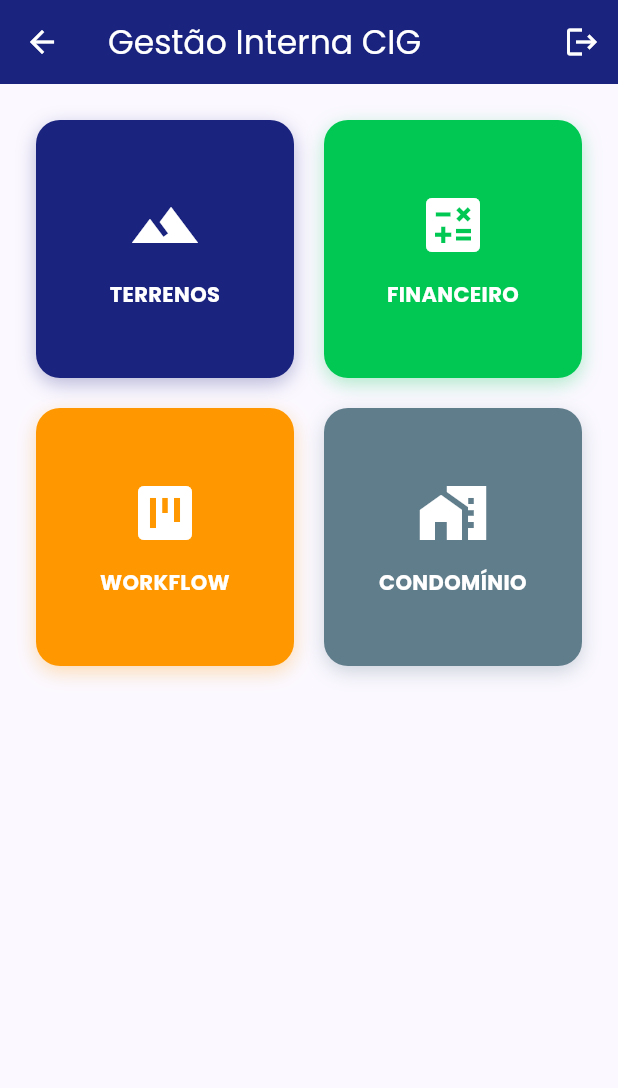
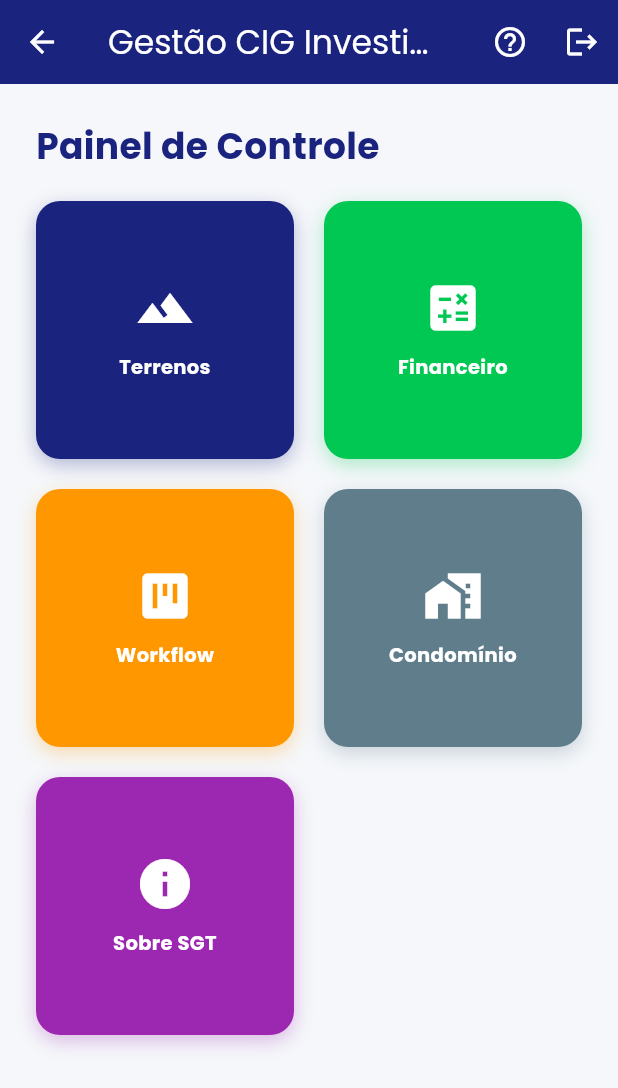
Before and after one commit to b2ycompany/sgt-project, a Flutter app: the HomeScreen screen opened directly, on a phone screen of 412 x 824 dp. Shown: the top 1088 px of the screen. Run offline on Flutter 3.47's test engine with Material 3 defaults, Android fonts, the phone set to English and light mode, and no system bars; our stand-ins replace cloud_firestore, file_picker, firebase_auth, firebase_core, firebase_storage, google_fonts; missing offline and left inert: drag_and_drop_lists; accounts and stored records are empty.

Commit message:
Deploy Final: Integração de Splash, Login, Workflow, Financeiro e Condomínio

```diff
--- a/lib/main.dart
+++ b/lib/main.dart
@@ -4,9 +4,11 @@ import 'package:google_fonts/google_fonts.dart';
 import 'package:firebase_auth/firebase_auth.dart';
 import 'package:cloud_firestore/cloud_firestore.dart';
 
+// Importações de todos os módulos SGT
 import 'package:sgt_projeto/screens/splash_screen.dart';
 import 'package:sgt_projeto/screens/login_screen.dart';
 import 'package:sgt_projeto/screens/dashboard_cliente.dart';
+import 'package:sgt_projeto/screens/sobre_plataforma_screen.dart'; // Nova Tela
 import 'package:sgt_projeto/screens/back_office/gestao_terrenos_screen.dart';
 import 'package:sgt_projeto/screens/back_office/gestao_financeira_screen.dart';
 import 'package:sgt_projeto/screens/back_office/workflow_kanban_screen.dart';
@@ -14,15 +16,6 @@ import 'package:sgt_projeto/screens/back_office/gestao_condominio_screen.dart';
 
 void main() async {
   WidgetsFlutterBinding.ensureInitialized();
-
-  // Mapeamento das variáveis de ambiente da Vercel (Tecnologia de Ponta)
-  const String apiKey = String.fromEnvironment('API_KEY');
-
-  // Diagnóstico de segurança para o console (F12)
-  print("--- LOG DE DIAGNÓSTICO SGT ---");
-  if (apiKey.isEmpty) {
-    print("ERRO: As chaves do Firebase não foram detetadas!");
-  }
 
   try {
     await Firebase.initializeApp(
@@ -53,7 +46,11 @@ class SGTApp extends StatelessWidget {
       debugShowCheckedModeBanner: false,
       theme: ThemeData(
         useMaterial3: true,
-        colorScheme: ColorScheme.fromSeed(seedColor: const Color(0xFF1A237E)),
+        colorScheme: ColorScheme.fromSeed(
+          seedColor: const Color(0xFF1A237E),
+          primary: const Color(0xFF1A237E),
+          secondary: const Color(0xFF00C853),
+        ),
         textTheme: GoogleFonts.poppinsTextTheme(),
       ),
       home: const SplashScreen(),
@@ -108,32 +105,61 @@ class HomeScreen extends StatelessWidget {
   @override
   Widget build(BuildContext context) {
     return Scaffold(
+      backgroundColor: const Color(0xFFF5F7FA),
       appBar: AppBar(
-        title: const Text("Gestão Interna CIG"),
+        title: const Text("Gestão CIG Investimento"),
         backgroundColor: const Color(0xFF1A237E),
         foregroundColor: Colors.white,
         actions: [
+          IconButton(
+            icon: const Icon(Icons.help_outline),
+            onPressed: () => Navigator.push(
+                context,
+                MaterialPageRoute(
+                    builder: (context) => const SobrePlataformaScreen())),
+            tooltip: "Como funciona?",
+          ),
           IconButton(
             icon: const Icon(Icons.logout),
             onPressed: () => FirebaseAuth.instance.signOut(),
           ),
         ],
       ),
-      body: GridView.count(
+      body: SingleChildScrollView(
         padding: const EdgeInsets.all(24),
-        crossAxisCount: MediaQuery.of(context).size.width > 600 ? 4 : 2,
+        child: Column(
+          crossAxisAlignment: CrossAxisAlignment.start,
+          children: [
+            Text(
+              "Painel de Controle",
+              style: GoogleFonts.poppins(
+                  fontSize: 24,
+                  fontWeight: FontWeight.bold,
+                  color: const Color(0xFF1A237E)),
+            ),
+            const SizedBox(height: 20),
+            GridView.count(
+              shrinkWrap: true,
+              physics: const NeverScrollableScrollPhysics(),
+              crossAxisCount: MediaQuery.of(context).size.width > 600 ? 5 : 2,
               mainAxisSpacing: 20,
               crossAxisSpacing: 20,
               children: [
-          _buildMenuCard(context, "TERRENOS", Icons.landscape,
+                _buildMenuCard(context, "Terrenos", Icons.landscape,
                     const GestaoTerrenosScreen(), const Color(0xFF1A237E)),
-          _buildMenuCard(context, "FINANCEIRO", Icons.calculate,
+                _buildMenuCard(context, "Financeiro", Icons.calculate,
                     const GestaoFinanceiraScreen(), const Color(0xFF00C853)),
-          _buildMenuCard(context, "WORKFLOW", Icons.view_kanban,
+                _buildMenuCard(context, "Workflow", Icons.view_kanban,
                     const WorkflowKanbanScreen(), Colors.orange),
-          _buildMenuCard(context, "CONDOMÍNIO", Icons.home_work,
+                _buildMenuCard(context, "Condomínio", Icons.home_work,
                     const GestaoCondominioScreen(), Colors.blueGrey),
+                // Botão Adicional para a Página Institucional
+                _buildMenuCard(context, "Sobre SGT", Icons.info,
+                    const SobrePlataformaScreen(), Colors.purple),
               ],
+            ),
+          ],
+        ),
       ),
     );
   }
@@ -143,7 +169,8 @@ class HomeScreen extends StatelessWidget {
     return InkWell(
       onTap: () => Navigator.push(
           context, MaterialPageRoute(builder: (context) => screen)),
-      child: Container(
+      child: AnimatedContainer(
+        duration: const Duration(milliseconds: 200),
         decoration: BoxDecoration(
           color: color,
           borderRadius: BorderRadius.circular(16),
@@ -157,14 +184,14 @@ class HomeScreen extends StatelessWidget {
         child: Column(
           mainAxisAlignment: MainAxisAlignment.center,
           children: [
-            Icon(icon, size: 48, color: Colors.white),
-            const SizedBox(height: 12),
+            Icon(icon, size: 40, color: Colors.white),
+            const SizedBox(height: 10),
             Text(
               title,
               style: const TextStyle(
                   color: Colors.white,
                   fontWeight: FontWeight.bold,
-                  fontSize: 14),
+                  fontSize: 13),
               textAlign: TextAlign.center,
             ),
           ],
```
Also changed, not shown: lib/screens/sobre_plataforma_screen.dart (added, +194 -0 lines). Lines whose indentation alone changed are shown as unchanged.
